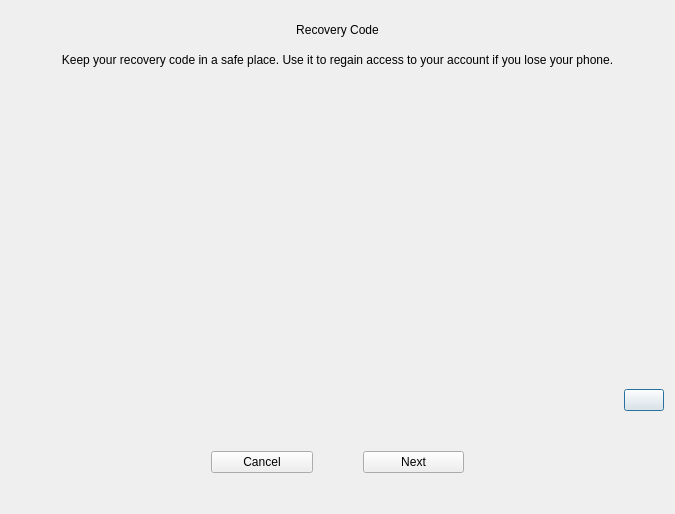
Before: the Qt Designer form src/qt/forms/2faqrdialog.ui in TheArcadiaGroup/DAPS, drawn with Qt 5.
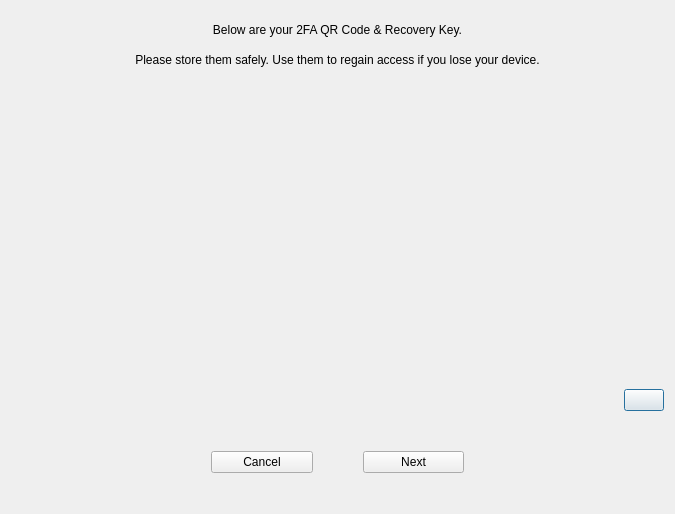
After: the same form once the commit is applied. Icons and pictures are not drawn. Custom widgets are drawn as their Qt base class.

Commit message: DAPS-942 copy only secret key for 2fa

```diff
--- a/src/qt/forms/2faqrdialog.ui
+++ b/src/qt/forms/2faqrdialog.ui
@@ -19,8 +19,13 @@
    </property>
    <item>
     <widget class="QLabel" name="label">
+     <property name="font">
+      <font>
+       <pointsize>9</pointsize>
+      </font>
+     </property>
      <property name="text">
-      <string>Recovery Code</string>
+      <string>Below are your 2FA QR Code &amp; Recovery Key.</string>
      </property>
      <property name="alignment">
       <set>Qt::AlignCenter</set>
@@ -35,7 +40,7 @@
       </font>
      </property>
      <property name="text">
-      <string>Keep your recovery code in a safe place. Use it to regain access to your account if you lose your phone.</string>
+      <string>Please store them safely. Use them to regain access if you lose your device.</string>
      </property>
      <property name="alignment">
       <set>Qt::AlignCenter</set>
```
Left out of the diff: 20 changed lines with no effect on the pictures. The commit also changes 2 other files.
